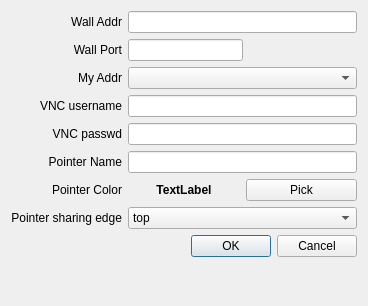
This is src/uiclient/connectiondialog.ui in sungwonnam/SAGENext as Qt 5 draws it before an edit. The edited form follows.
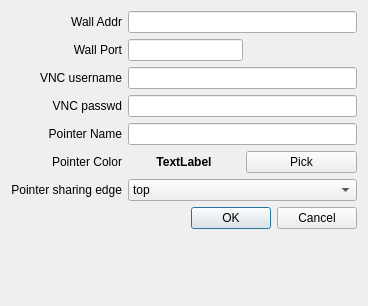
This is the edited form.

Commit message: Ui client (sagenextpointer) doesn't have to send its IP addr anymore

What changed in the file:
```diff
--- a/src/uiclient/connectiondialog.ui
+++ b/src/uiclient/connectiondialog.ui
@@ -14,6 +14,9 @@
    <string>Dialog</string>
   </property>
   <layout class="QFormLayout" name="formLayout">
+   <property name="fieldGrowthPolicy">
+    <enum>QFormLayout::AllNonFixedFieldsGrow</enum>
+   </property>
    <property name="labelAlignment">
     <set>Qt::AlignRight|Qt::AlignTrailing|Qt::AlignVCenter</set>
    </property>
@@ -64,19 +67,6 @@
     </layout>
    </item>
    <item row="2" column="0">
-    <widget class="QLabel" name="label_3">
-     <property name="text">
-      <string>My Addr</string>
-     </property>
-     <property name="alignment">
-      <set>Qt::AlignRight|Qt::AlignTrailing|Qt::AlignVCenter</set>
-     </property>
-    </widget>
-   </item>
-   <item row="2" column="1">
-    <widget class="QComboBox" name="myAddrCB"/>
-   </item>
-   <item row="3" column="0">
     <widget class="QLabel" name="label_5">
      <property name="text">
       <string>VNC username</string>
@@ -86,10 +76,10 @@
      </property>
     </widget>
    </item>
-   <item row="3" column="1">
+   <item row="2" column="1">
     <widget class="QLineEdit" name="vncUsername"/>
    </item>
-   <item row="4" column="0">
+   <item row="3" column="0">
     <widget class="QLabel" name="label_4">
      <property name="text">
       <string>VNC passwd</string>
@@ -99,10 +89,10 @@
      </property>
     </widget>
    </item>
-   <item row="4" column="1">
+   <item row="3" column="1">
     <widget class="QLineEdit" name="vncpasswd"/>
    </item>
-   <item row="5" column="0">
+   <item row="4" column="0">
     <widget class="QLabel" name="pointerNameLabel">
      <property name="text">
       <string>Pointer Name</string>
@@ -112,10 +102,10 @@
      </property>
     </widget>
    </item>
-   <item row="5" column="1">
+   <item row="4" column="1">
     <widget class="QLineEdit" name="pointerNameLineEdit"/>
    </item>
-   <item row="6" column="0">
+   <item row="5" column="0">
     <widget class="QLabel" name="label_7">
      <property name="text">
       <string>Pointer Color</string>
@@ -125,7 +115,7 @@
      </property>
     </widget>
    </item>
-   <item row="6" column="1">
+   <item row="5" column="1">
     <layout class="QHBoxLayout" name="horizontalLayout_2">
      <item>
       <widget class="QLabel" name="pointerColorLabel">
@@ -167,7 +157,7 @@
      </item>
     </layout>
    </item>
-   <item row="7" column="0">
+   <item row="6" column="0">
     <widget class="QLabel" name="label_6">
      <property name="text">
       <string>Pointer sharing edge</string>
@@ -177,7 +167,7 @@
      </property>
     </widget>
    </item>
-   <item row="7" column="1">
+   <item row="6" column="1">
     <widget class="QComboBox" name="sharingEdgeCB">
      <item>
       <property name="text">
@@ -201,7 +191,7 @@
      </item>
     </widget>
    </item>
-   <item row="8" column="0" colspan="2">
+   <item row="7" column="0" colspan="2">
     <widget class="QDialogButtonBox" name="buttonBox">
      <property name="standardButtons">
       <set>QDialogButtonBox::Cancel|QDialogButtonBox::Ok</set>
```
The commit also changes 8 other files.
